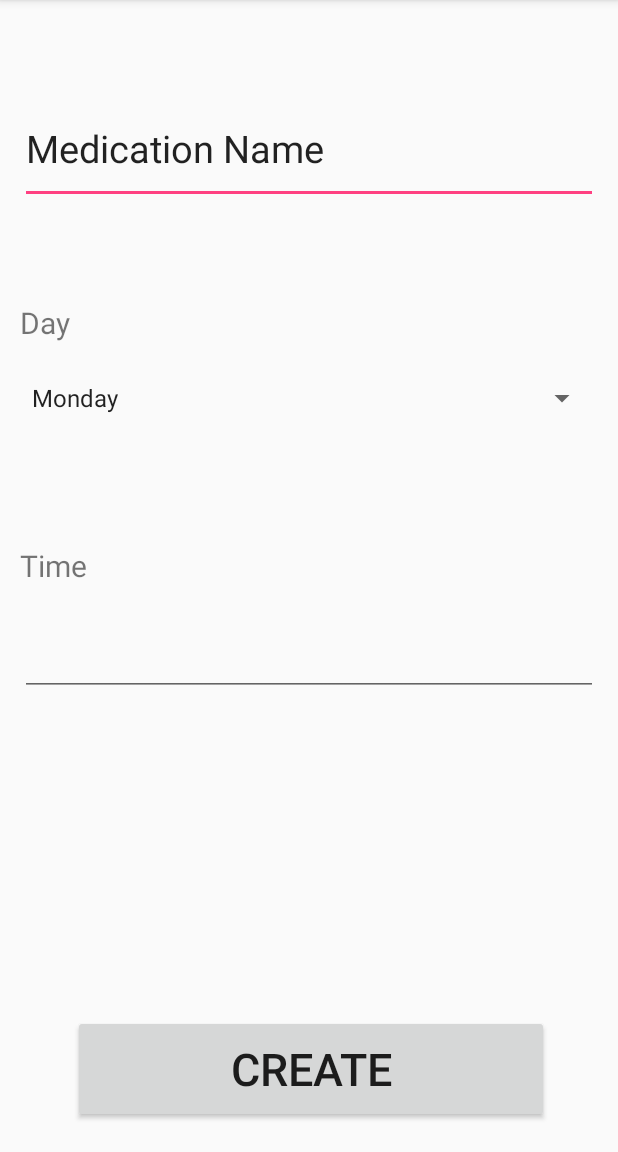
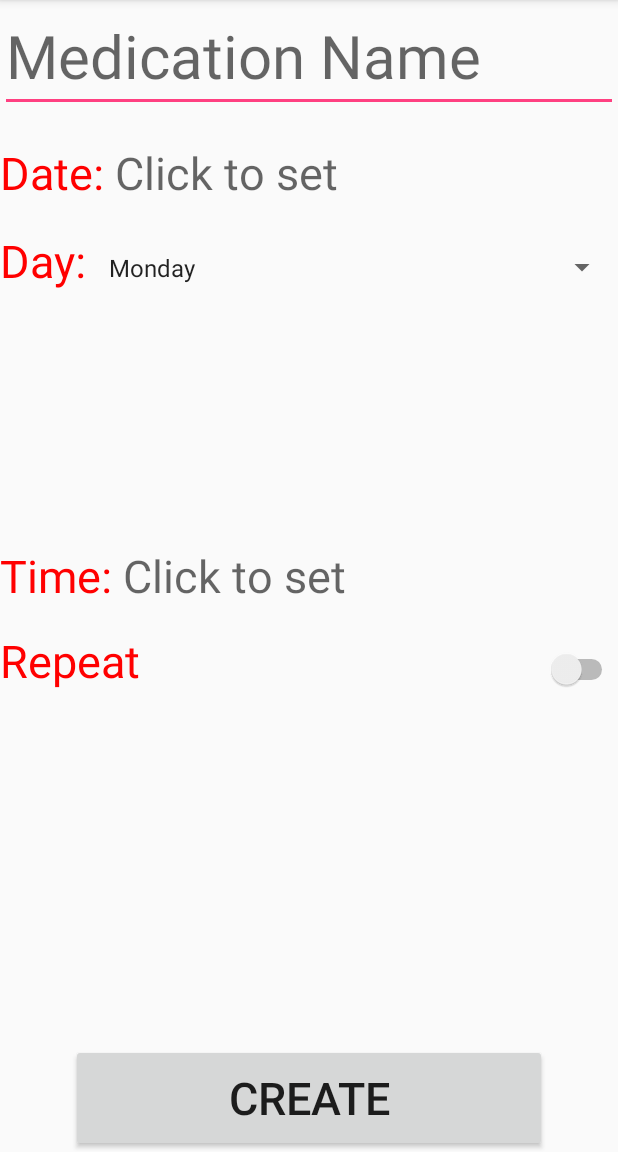
Before and after one commit to monnyy/CoenElec390, an Android app: the createReminder screen opened directly, with no data from a screen before it, on a phone screen of 412 x 824 dp, the part 84-1236 px from its top. Run offline under Robolectric (Android 15) with nearby library versions, the phone set to English and light mode, and no system bars.

Commit message:
Reminder setting

```diff
--- a/medminder/app/src/main/java/com/example/nick/medminder/createReminder.java
+++ b/medminder/app/src/main/java/com/example/nick/medminder/createReminder.java
@@ -1,32 +1,67 @@
 package com.example.nick.medminder;
 
+import android.app.DatePickerDialog;
+import android.app.TimePickerDialog;
 import android.content.Intent;
 import android.os.Bundle;
-//import android.support.design.widget.FloatingActionButton;
-//import android.support.design.widget.Snackbar;
 import android.support.v7.app.AppCompatActivity;
-//import android.support.v7.widget.Toolbar;
+import android.support.v7.widget.Toolbar;
 import android.view.MenuItem;
 import android.view.View;
 import android.widget.ArrayAdapter;
 import android.widget.Button;
+import android.widget.DatePicker;
+import android.widget.EditText;
 import android.widget.Spinner;
+import android.widget.Switch;
+import android.widget.TextView;
+import android.widget.TimePicker;
 import android.widget.Toast;
 
+import java.time.Year;
+import java.time.YearMonth;
+import java.util.Calendar;
+
+
 public class createReminder extends AppCompatActivity {
+    TextView textView_repeat_text_day;
+    TextView textView_repeat_text_hour;
+    TextView textView_repeat_text_min;
+    TextView textView_time;
+    TextView textView_date;
+    TextView textView_repeat;
+    EditText repeat_day;
+    EditText repeat_hour;
+    EditText repeat_min;
+    Button create_btn;
+    Button repeat_btn;
+    Switch mSwitch;
+    private int hour, min, day, month_a, year_a;
 
-    Button create_btn;
+
 
     @Override
     protected void onCreate(Bundle savedInstanceState) {
         super.onCreate(savedInstanceState);
         setContentView(R.layout.activity_create_reminder2);
-
+        textView_time = (TextView) findViewById(R.id.create_time);
+        textView_date = (TextView) findViewById(R.id.create_date);
+        textView_repeat_text_day = (TextView) findViewById(R.id.repeat_text_day);
+        textView_repeat_text_hour = (TextView) findViewById(R.id.repeat_text_hour);
+        textView_repeat_text_min = (TextView) findViewById(R.id.repeat_text_min);
+        mSwitch = (Switch) findViewById(R.id.repeat_switch);
+        textView_repeat = (TextView) findViewById(R.id.create_repeat);
+        repeat_btn = (Button) findViewById(R.id.repeat_btn);
+        repeat_day = (EditText) findViewById(R.id.repeat_day);
+        repeat_hour = (EditText) findViewById(R.id.repeat_hour);
+        repeat_min = (EditText) findViewById(R.id.repeat_min);
         getSupportActionBar().setDisplayHomeAsUpEnabled(true);
 
-        String[] dateSpinner = new String[] {
+        String[] dateSpinner = new String[]{
                 "Monday", "Tuesday", "Wednesday", "Thursday", "Friday", "Saturday", "Sunday"
         };
+
+        mSwitch.isChecked();
 
         Spinner s = (Spinner) findViewById(R.id.create_spinner_day);
         ArrayAdapter<String> adapter = new ArrayAdapter<String>(this, android.R.layout.simple_spinner_item, dateSpinner);
@@ -45,6 +80,7 @@ public class createReminder extends AppCompatActivity {
         });
     }
 
+
     @Override
     public boolean onOptionsItemSelected(MenuItem item) {
         switch(item.getItemId()) {
@@ -54,4 +90,71 @@ public class createReminder extends AppCompatActivity {
         }
         return super.onOptionsItemSelected(item);
     }
+
+    public void setdate(View view) {
+        Toast toast = Toast.makeText(getApplicationContext(),"You are clicking this",Toast.LENGTH_LONG);
+        toast.show();
+        final Calendar calendar = Calendar.getInstance();
+        day = calendar.get(Calendar.DAY_OF_MONTH);
+        month_a = calendar.get(Calendar.MONTH);
+        year_a = calendar.get(Calendar.YEAR);
+        DatePickerDialog datePickerDialog = new DatePickerDialog(this, new DatePickerDialog.OnDateSetListener() {
+            @Override
+            public void onDateSet(DatePicker view, int year, int month, int dayOfMonth) {
+                textView_date.setText(dayOfMonth + "/" + (month+1) + "/" + year);
+            }
+        },day,month_a,year_a);
+        datePickerDialog.getDatePicker().setMinDate(System.currentTimeMillis());
+        datePickerDialog.show();
+    }
+
+    public void settime(View view) {
+        Toast toast = Toast.makeText(getApplicationContext(),"You are clicking this",Toast.LENGTH_LONG);
+        toast.show();
+        final Calendar calendar = Calendar.getInstance();
+        hour = calendar.get(Calendar.HOUR_OF_DAY);
+        min = calendar.get(Calendar.MINUTE);
+        TimePickerDialog timePickerDialog = new TimePickerDialog(this, new TimePickerDialog.OnTimeSetListener() {
+            @Override
+            public void onTimeSet(TimePicker view, int hourOfDay, int minute) {
+                String hourstring, minstring;
+                if (hourOfDay < 10)
+                    hourstring = "0" + hourOfDay;
+                else
+                    hourstring = "" +hourOfDay;
+
+                if (minute < 10)
+                    minstring = "0" + minute;
+                else
+                    minstring = "" +minute;
+
+                textView_time.setText(hourstring + ":" + minstring);
+            }
+        },hour,min,false);
+        timePickerDialog.show();
+    }
+
+    public void setRepeat(View view){
+        boolean on = ((Switch) view).isChecked();
+        if (on) {
+            repeat_day.setVisibility(View.VISIBLE);
+            repeat_hour.setVisibility(View.VISIBLE);
+            repeat_min.setVisibility(View.VISIBLE);
+            textView_repeat_text_day.setVisibility(View.VISIBLE);
+            textView_repeat_text_hour.setVisibility(View.VISIBLE);
+            textView_repeat_text_min.setVisibility(View.VISIBLE);
+            repeat_btn.setVisibility(View.VISIBLE);
+
+        }
+        else {
+            repeat_day.setVisibility(View.INVISIBLE);
+            repeat_hour.setVisibility(View.INVISIBLE);
+            repeat_min.setVisibility(View.INVISIBLE);
+            textView_repeat_text_day.setVisibility(View.INVISIBLE);
+            textView_repeat_text_hour.setVisibility(View.INVISIBLE);
+            textView_repeat_text_min.setVisibility(View.INVISIBLE);
+            repeat_btn.setVisibility(View.INVISIBLE);
+        }
+    }
+
 }
--- a/medminder/app/src/main/res/layout/activity_create_reminder2.xml
+++ b/medminder/app/src/main/res/layout/activity_create_reminder2.xml
@@ -1,5 +1,5 @@
 <?xml version="1.0" encoding="utf-8"?>
-<android.support.constraint.ConstraintLayout xmlns:android="http://schemas.android.com/apk/res/android"
+<RelativeLayout xmlns:android="http://schemas.android.com/apk/res/android"
     xmlns:app="http://schemas.android.com/apk/res-auto"
     xmlns:tools="http://schemas.android.com/tools"
     android:layout_width="match_parent"
@@ -9,82 +9,236 @@
 
     <EditText
         android:id="@+id/create_Name"
-        android:layout_width="0dp"
-        android:layout_height="73dp"
-        android:layout_marginBottom="41dp"
-        android:layout_marginEnd="13dp"
-        android:layout_marginStart="13dp"
-        android:layout_marginTop="12dp"
+        android:layout_width="match_parent"
+        android:layout_height="wrap_content"
+        android:layout_alignParentLeft="true"
+        android:layout_alignParentStart="true"
+        android:layout_alignParentTop="true"
         android:ems="10"
+        android:hint="Medication Name"
         android:inputType="textPersonName"
-        android:text="Medication Name"
-        android:textSize="25dp"
-        app:layout_constraintBottom_toTopOf="@+id/create_spinner_day"
-        app:layout_constraintEnd_toEndOf="parent"
-        app:layout_constraintStart_toStartOf="parent"
-        app:layout_constraintTop_toTopOf="parent" />
-
-    <Spinner
-        android:id="@+id/create_spinner_day"
-        android:layout_width="0dp"
-        android:layout_height="73dp"
-        android:layout_marginBottom="38dp"
-        android:layout_marginEnd="13dp"
-        android:layout_marginStart="13dp"
-        android:textSize="25dp"
-        app:layout_constraintBottom_toTopOf="@+id/create_time"
-        app:layout_constraintEnd_toEndOf="parent"
-        app:layout_constraintStart_toStartOf="parent"
-        app:layout_constraintTop_toBottomOf="@+id/create_Name" />
+        android:textSize="40dp" />
 
     <TextView
         android:id="@+id/create_text_date"
         android:layout_width="wrap_content"
         android:layout_height="wrap_content"
-        android:text="Day"
-        android:textSize="20dp"
-        app:layout_constraintBottom_toTopOf="@+id/create_spinner_day"
-        app:layout_constraintStart_toStartOf="@+id/create_spinner_day" />
+        android:layout_alignParentLeft="true"
+        android:layout_alignParentStart="true"
+        android:layout_below="@+id/create_Name"
+        android:layout_marginTop="20dp"
+        android:text="Date: "
+        android:textColor="#FF0000"
+        android:textSize="30dp" />
 
-    <EditText
+    <TextView
+        android:id="@+id/create_date"
+        android:layout_width="match_parent"
+        android:layout_height="wrap_content"
+        android:layout_alignBaseline="@+id/create_text_date"
+        android:layout_alignBottom="@+id/create_text_date"
+        android:layout_toEndOf="@+id/create_text_date"
+        android:layout_toRightOf="@+id/create_text_date"
+        android:clickable="true"
+        android:hint="Click to set"
+        android:onClick="setdate"
+        android:textSize="30dp"
+        android:textColor="#000000"/>
+
+
+    <Spinner
+        android:id="@+id/create_spinner_day"
+        android:layout_width="match_parent"
+        android:layout_height="50dp"
+        android:layout_alignTop="@+id/create_text_day"
+        android:layout_toEndOf="@+id/create_text_day"
+        android:layout_toRightOf="@+id/create_text_day"
+        android:textSize="90dp" />
+
+    <TextView
+        android:id="@+id/create_text_day"
+        android:layout_width="wrap_content"
+        android:layout_height="wrap_content"
+        android:layout_alignParentLeft="true"
+        android:layout_alignParentStart="true"
+        android:layout_below="@+id/create_date"
+        android:layout_marginTop="18dp"
+        android:text="Day: "
+        android:textColor="#FF0000"
+        android:textSize="30dp" />
+
+    <TextView
         android:id="@+id/create_time"
-        android:layout_width="0dp"
-        android:layout_height="73dp"
-        android:layout_marginBottom="253dp"
-        android:layout_marginEnd="13dp"
-        android:layout_marginStart="13dp"
-        android:ems="10"
-        android:inputType="time"
-        android:textSize="25dp"
-        app:layout_constraintBottom_toBottomOf="parent"
-        app:layout_constraintEnd_toEndOf="parent"
-        app:layout_constraintStart_toStartOf="parent"
-        app:layout_constraintTop_toBottomOf="@+id/create_spinner_day" />
+        android:layout_width="match_parent"
+        android:layout_height="wrap_content"
+        android:layout_below="@+id/create_spinner_day"
+        android:layout_alignBaseline="@+id/create_text_time"
+        android:layout_alignBottom="@+id/create_text_time"
+        android:layout_toEndOf="@+id/create_text_time"
+        android:layout_toRightOf="@+id/create_text_time"
+        android:clickable="true"
+        android:hint="Click to set"
+        android:onClick="settime"
+        android:textColor="#000000"
+        android:textSize="30dp" />
 
     <TextView
         android:id="@+id/create_text_time"
         android:layout_width="wrap_content"
         android:layout_height="wrap_content"
-        android:text="Time"
-        android:textSize="20dp"
-        app:layout_constraintBottom_toTopOf="@+id/create_time"
-        app:layout_constraintStart_toStartOf="@+id/create_time" />
+        android:layout_alignParentLeft="true"
+        android:layout_alignParentStart="true"
+        android:layout_centerVertical="true"
+        android:text="Time: "
+        android:textColor="#FF0000"
+        android:textSize="30dp" />
 
     <Button
         android:id="@+id/create_btn"
         android:layout_width="317dp"
         android:layout_height="72dp"
-        android:layout_marginBottom="8dp"
-        android:layout_marginEnd="8dp"
-        android:layout_marginStart="8dp"
-        android:layout_marginTop="8dp"
+        android:layout_alignParentBottom="true"
+        android:layout_centerHorizontal="true"
         android:text="CREATE"
+        android:textSize="30dp" />
+
+    <Switch
+        android:id="@+id/repeat_switch"
+        android:layout_width="wrap_content"
+        android:layout_height="wrap_content"
+        android:layout_alignRight="@+id/create_time"
+        android:layout_alignBaseline="@+id/create_text_repeat"
+        android:layout_alignBottom="@+id/create_text_repeat"
+        android:layout_below="@+id/create_time"
+        android:layout_marginTop="30dp"
+        android:onClick="setRepeat"
+        android:checked="false"
+        android:textOff="Off"
+        android:textOn="On" />
+
+    <TextView
+        android:id="@+id/create_text_repeat"
+        android:layout_width="wrap_content"
+        android:layout_height="wrap_content"
+        android:layout_alignParentLeft="true"
+        android:layout_alignParentStart="true"
+        android:layout_below="@+id/create_time"
+        android:layout_marginTop="16dp"
+        android:text="Repeat "
+        android:textColor="#FF0000"
+        android:textSize="30dp" />
+
+    <TextView
+        android:id="@+id/create_repeat"
+        android:layout_width="match_parent"
+        android:layout_height="wrap_content"
+        android:layout_alignBaseline="@+id/create_text_repeat"
+        android:layout_alignBottom="@+id/create_text_repeat"
+        android:layout_toEndOf="@+id/create_text_repeat"
+        android:layout_toRightOf="@+id/create_text_repeat"
+        android:layout_toLeftOf="@id/repeat_switch"
+        android:layout_toStartOf="@+id/repeat_switch"
+        android:textColor="#000000"
         android:textSize="30dp"
-        app:layout_constraintBottom_toBottomOf="parent"
-        app:layout_constraintEnd_toEndOf="parent"
-        app:layout_constraintHorizontal_bias="0.518"
-        app:layout_constraintStart_toStartOf="parent"
-        app:layout_constraintTop_toBottomOf="@+id/create_time"
-        app:layout_constraintVertical_bias="0.947" />
+        />
 
-</android.support.constraint.ConstraintLayout>
+    <EditText
+        android:id="@+id/repeat_day"
+        android:layout_width="wrap_content"
+        android:layout_height="wrap_content"
+        android:layout_alignParentLeft="true"
+        android:layout_alignParentStart="true"
+        android:layout_below="@+id/create_text_repeat"
+        android:layout_marginTop="12dp"
+        android:layout_toLeftOf="@+id/create_spinner_day"
+        android:layout_toStartOf="@+id/create_spinner_day"
+        android:ems="3"
+        android:gravity="center"
+        android:inputType="number"
+        android:maxLength="1"
+        android:textSize="30sp"
+        android:visibility="invisible"/>
+
+    <TextView
+        android:id="@+id/repeat_text_day"
+        android:layout_width="wrap_content"
+        android:layout_height="wrap_content"
+        android:layout_alignTop="@+id/repeat_day"
+        android:layout_marginTop="13dp"
+        android:layout_toEndOf="@+id/repeat_day"
+        android:layout_toRightOf="@+id/repeat_day"
+        android:text="D"
+        android:textSize="30dp"
+        android:layout_alignBaseline="@+id/repeat_day"
+        android:layout_alignBottom="@+id/repeat_day"
+        android:visibility="invisible"
+        />
+
+    <EditText
+        android:id="@+id/repeat_hour"
+        android:layout_width="wrap_content"
+        android:layout_height="wrap_content"
+        android:layout_alignBaseline="@+id/repeat_text_day"
+        android:layout_alignBottom="@+id/repeat_text_day"
+        android:layout_toEndOf="@+id/repeat_text_day"
+        android:layout_toRightOf="@+id/repeat_text_day"
+        android:ems="3"
+        android:gravity="center"
+        android:inputType="number"
+        android:maxLength="2"
+        android:textSize="30sp"
+        android:visibility="invisible"/>
+
+    <TextView
+        android:id="@+id/repeat_text_hour"
+        android:layout_width="wrap_content"
+        android:layout_height="wrap_content"
+        android:layout_alignBaseline="@+id/repeat_hour"
+        android:layout_alignBottom="@+id/repeat_hour"
+        android:layout_toEndOf="@+id/repeat_hour"
+        android:layout_toRightOf="@+id/repeat_hour"
+        android:text="H"
+        android:textSize="30dp"
+        android:visibility="invisible"/>
+
+    <EditText
+        android:id="@+id/repeat_min"
+        android:layout_width="wrap_content"
+        android:layout_height="wrap_content"
+        android:layout_alignBaseline="@+id/repeat_text_hour"
+        android:layout_alignBottom="@+id/repeat_text_hour"
+        android:layout_toEndOf="@+id/repeat_text_hour"
+        android:layout_toRightOf="@+id/repeat_text_hour"
+        android:ems="3"
+        android:gravity="center"
+        android:inputType="number"
+        android:maxLength="2"
+        android:textSize="30sp"
+        android:visibility="invisible"/>
+
+    <TextView
+        android:id="@+id/repeat_text_min"
+        android:layout_width="wrap_content"
+        android:layout_height="wrap_content"
+        android:layout_alignBaseline="@+id/repeat_min"
+        android:layout_alignBottom="@+id/repeat_min"
+        android:layout_alignTop="@+id/repeat_min"
+        android:layout_marginTop="13dp"
+        android:layout_toEndOf="@+id/repeat_min"
+        android:layout_toRightOf="@+id/repeat_min"
+        android:text="Min"
+        android:textSize="25dp"
+        android:visibility="invisible"/>
+
+    <Button
+        android:id="@+id/repeat_btn"
+        android:layout_width="317dp"
+        android:layout_height="72dp"
+        android:layout_alignParentBottom="true"
+        android:layout_centerHorizontal="true"
+        android:text="SAVE"
+        android:textSize="30dp"
+        android:visibility="invisible"
+        />
+
+</RelativeLayout>
--- a/medminder/app/src/main/res/layout/login_page.xml
+++ b/medminder/app/src/main/res/layout/login_page.xml
@@ -14,7 +14,6 @@
         android:layout_centerHorizontal="true"
         android:layout_marginTop="43dp"
         app:srcCompat="@drawable/logo" />
-    <![CDATA[]]>
 
     <TextView
         android:id="@+id/welcome_text"
```
